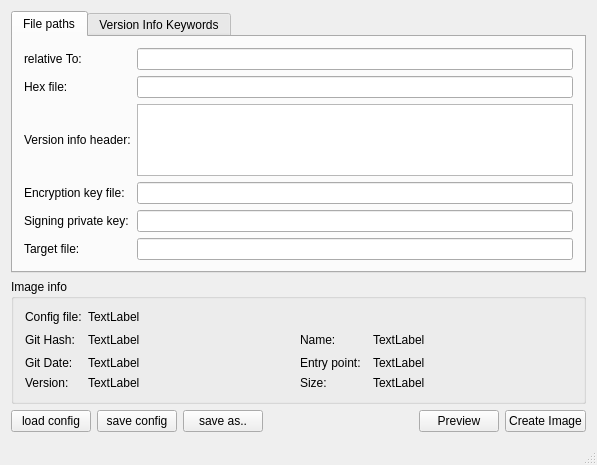
Before: the Qt Designer form imageCreator/project/src/mainwindow.ui in Crystal-Photonics/crystalBoot, drawn with Qt 5.
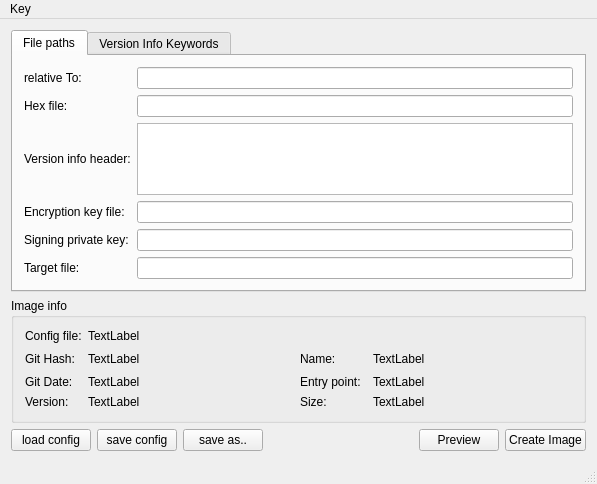
After: the same form once the commit is applied.

Patch:
```diff
--- a/imageCreator/project/src/mainwindow.ui
+++ b/imageCreator/project/src/mainwindow.ui
@@ -7,7 +7,7 @@
     <x>0</x>
     <y>0</y>
     <width>597</width>
-    <height>454</height>
+    <height>476</height>
    </rect>
   </property>
   <property name="windowTitle">
@@ -381,6 +381,14 @@
      <height>20</height>
     </rect>
    </property>
+   <widget class="QMenu" name="menuKey">
+    <property name="title">
+     <string>Key</string>
+    </property>
+    <addaction name="actionCreate_AES_128_key"/>
+    <addaction name="actionCreate_RSA_key_for_signature"/>
+   </widget>
+   <addaction name="menuKey"/>
   </widget>
   <widget class="QStatusBar" name="statusBar"/>
  </widget>
```
Left out of the diff: 10 changed lines with no effect on the pictures.
